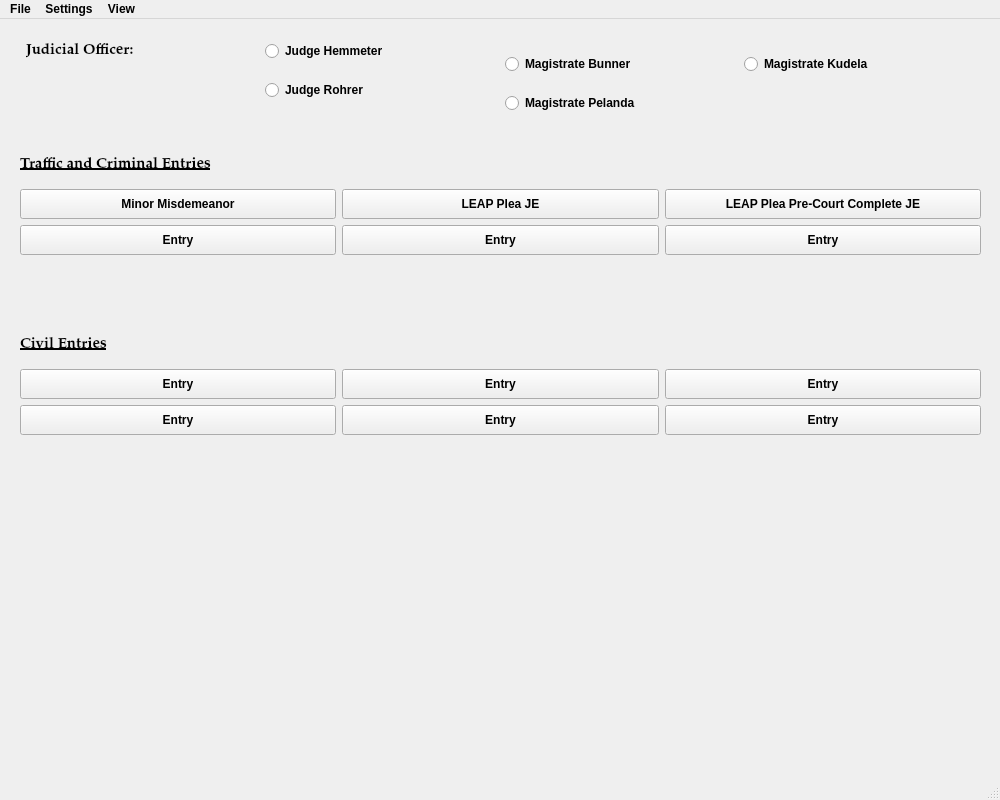
This is resources/ui/MainWindow.ui in HunterProgram22/MuniEntry as Qt 5 draws it before an edit. The edited form follows.
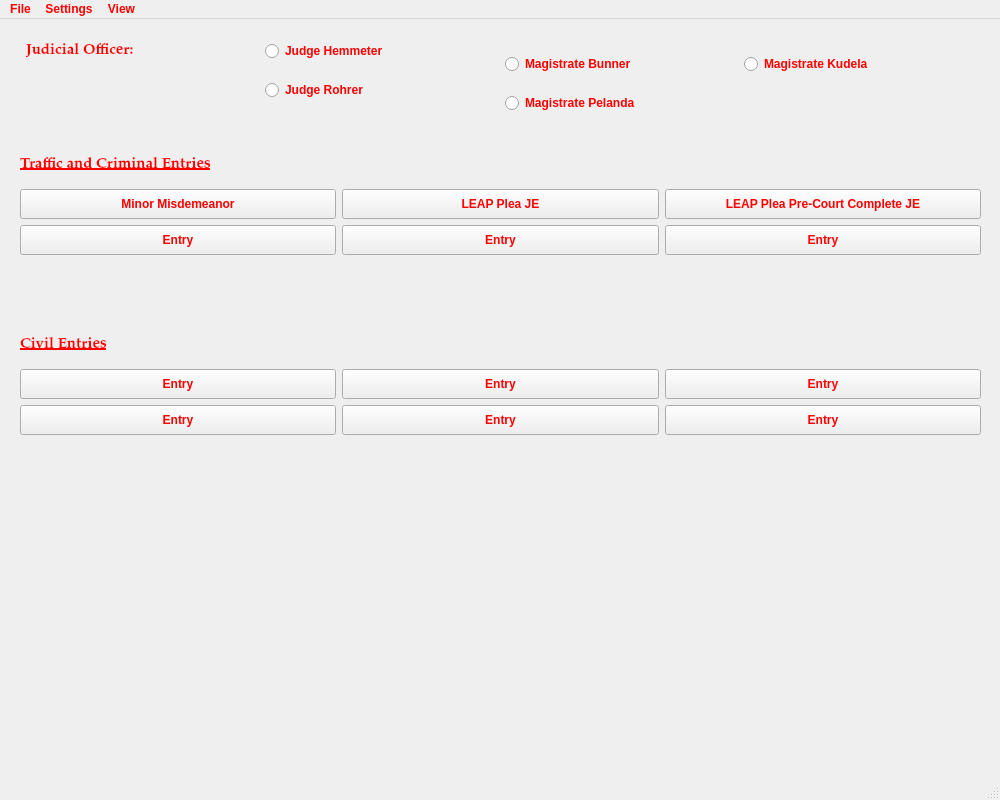
This is the edited form.

Commit message: Updated todo and revert develop to red.

Diff of the .ui file:
```diff
--- a/resources/ui/MainWindow.ui
+++ b/resources/ui/MainWindow.ui
@@ -30,7 +30,7 @@
   </property>
   <property name="styleSheet">
    <string notr="true">font: 75 11pt &quot;Palatino Linotype&quot;;
-color: rgb(0, 0, 0);
+color: rgb(255, 0, 0);
 selection-color: rgb(0, 0, 0);
 font-weight: bold;</string>
   </property>
@@ -346,7 +346,7 @@
      <x>0</x>
      <y>0</y>
      <width>1000</width>
-     <height>29</height>
+     <height>31</height>
     </rect>
    </property>
    <widget class="QMenu" name="menuFile">
```
The commit also changes 2 other files.
